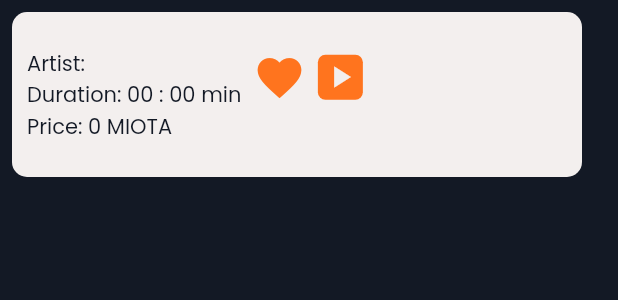
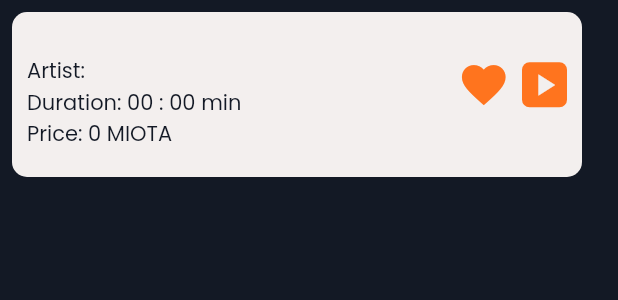
Before and after one commit to TangleTunes/user_interfaces, a Flutter app: the SongItem widget shown alone on an empty page, opened directly with empty values, on a phone screen of 412 x 824 dp. Shown: the top 300 px of the screen. Run offline on Flutter 3.47's test engine with Material 2 defaults, Android fonts, the phone set to English and light mode, and no system bars; our stand-ins replace google_fonts, just_audio; missing offline and left inert: dart:html, searchable_listview.

Commit message:
Changed name song to test

```diff
--- a/lib/Screens/discovery_page_test.dart
+++ b/lib/Screens/discovery_page_test.dart
@@ -1,12 +1,8 @@
 // ignore_for_file: prefer_const_constructors
 
 import 'dart:async';
-import 'dart:math';
-
-import 'package:flutter/cupertino.dart';
 import 'package:flutter/material.dart';
 import 'package:music_application/Components/audioplayer.dart';
-import 'package:music_application/Components/navigation_bar.dart';
 import 'package:music_application/theme/theme_constants.dart';
 import 'package:searchable_listview/searchable_listview.dart';
 
@@ -20,7 +16,7 @@ class ExampleApp extends StatefulWidget {
 class _ExampleAppState extends State<ExampleApp> {
   final List<Song> songs = [
     Song(
-      songName: 'Bohemian Rhapsody',
+      songName: 'BH',
       artist: 'Queen',
       duration: 530,
       price: 10,
@@ -250,9 +246,11 @@ class _SongItemState extends State<SongItem> {
         child: Column(
           crossAxisAlignment: CrossAxisAlignment.start,
           children: [
-            Row(
+            Padding(
+              padding: const EdgeInsets.fromLTRB(10, 5, 10, 5),
+              child: Row(
+                mainAxisAlignment: MainAxisAlignment.spaceBetween,
                 children: [
-                SizedBox(width: 10),
                   Column(
                     crossAxisAlignment: CrossAxisAlignment.start,
                     mainAxisAlignment: MainAxisAlignment.center,
@@ -285,7 +283,8 @@ class _SongItemState extends State<SongItem> {
                       ),
                     ],
                   ),
-
+                  Row(
+                    children: [
                       IconButton(
                         iconSize: 35,
                         icon: (isPressed)
@@ -321,6 +320,9 @@ class _SongItemState extends State<SongItem> {
                             )),
                       ),
                     ],
+                  )
+                ],
+              ),
             )
           ],
         ),
```
Lines whose indentation alone changed are shown as unchanged.
